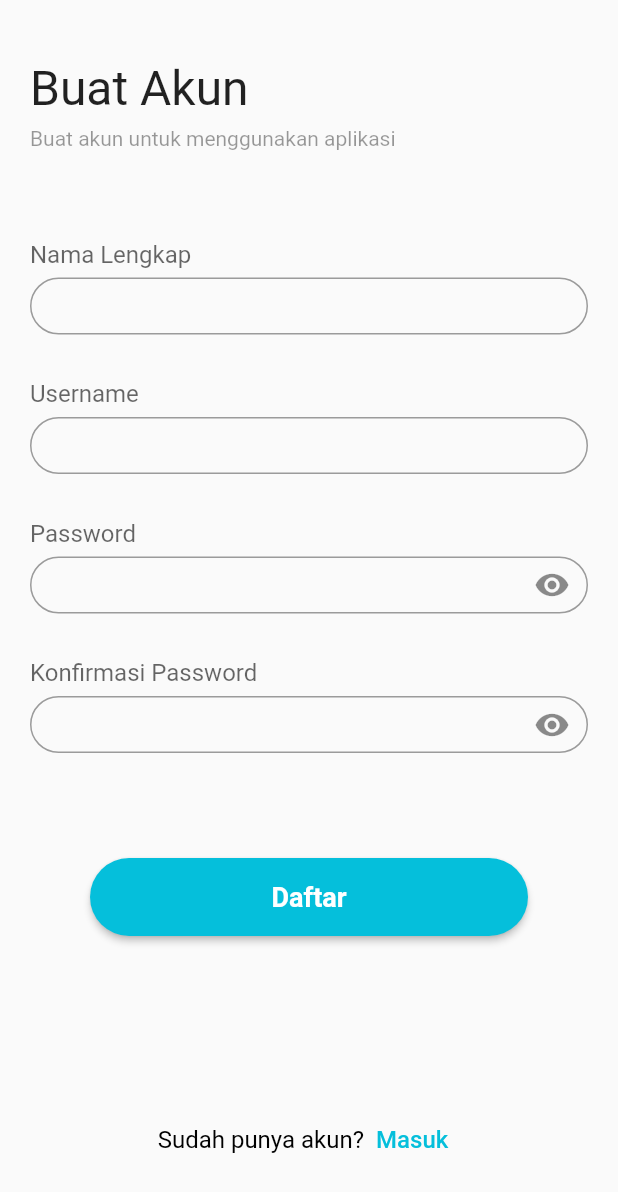
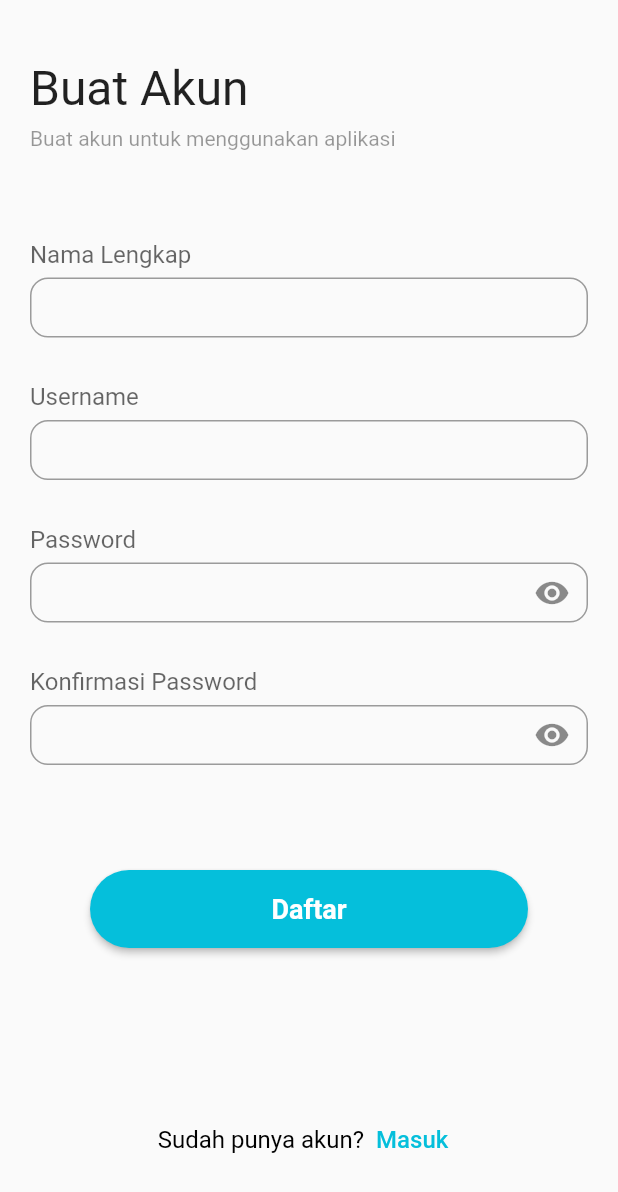
Before and after one commit to shandikadav/jogjatour, a Flutter app: the screen it shows after launch, after a tap on "Buat akun", on a phone screen of 412 x 824 dp. Shown: the top 1192 px of the screen. Run offline on Flutter 3.47's test engine with Material 2 defaults, Android fonts, the light colour scheme and no system bars; our stand-ins replace carousel_slider.

Commit message:
updating textfield

```diff
--- a/lib/pages/forgotpass_page.dart
+++ b/lib/pages/forgotpass_page.dart
@@ -43,12 +43,12 @@ class ForgotPassPage extends StatelessWidget {
                       height: 6,
                     ),
                     SizedBox(
-                      height: 38,
+                      height: 40,
                       child: TextField(
                         decoration: InputDecoration(
                             contentPadding: EdgeInsets.all(10),
                             border: OutlineInputBorder(
-                                borderRadius: BorderRadius.circular(25.0))),
+                                borderRadius: BorderRadius.circular(12.0))),
                       ),
                     ),
                     SizedBox(
--- a/lib/pages/signin_page.dart
+++ b/lib/pages/signin_page.dart
@@ -45,12 +45,12 @@ class SignInPages extends StatelessWidget {
                       height: 6,
                     ),
                     SizedBox(
-                      height: 38,
+                      height: 40,
                       child: TextField(
                         decoration: InputDecoration(
                             contentPadding: EdgeInsets.all(10),
                             border: OutlineInputBorder(
-                                borderRadius: BorderRadius.circular(25.0))),
+                                borderRadius: BorderRadius.circular(12.0))),
                       ),
                     ),
                     SizedBox(
@@ -65,13 +65,13 @@ class SignInPages extends StatelessWidget {
                       height: 6,
                     ),
                     SizedBox(
-                      height: 38,
+                      height: 40,
                       child: TextField(
                         decoration: InputDecoration(
                             contentPadding: EdgeInsets.all(10),
                             suffixIcon: Icon(Icons.remove_red_eye),
                             border: OutlineInputBorder(
-                                borderRadius: BorderRadius.circular(25.0))),
+                                borderRadius: BorderRadius.circular(12.0))),
                         obscureText: true,
                       ),
                     ),
--- a/lib/pages/signup_page.dart
+++ b/lib/pages/signup_page.dart
@@ -1,5 +1,4 @@
 import 'package:flutter/services.dart';
-import 'package:jogjatour/pages/main_pages.dart';
 import 'package:flutter/material.dart';
 import 'package:jogjatour/pages/signin_page.dart';
 
@@ -44,12 +43,12 @@ class SignUpPage extends StatelessWidget {
                       height: 6,
                     ),
                     SizedBox(
-                      height: 38,
+                      height: 40,
                       child: TextField(
                         decoration: InputDecoration(
                             contentPadding: EdgeInsets.all(10),
                             border: OutlineInputBorder(
-                                borderRadius: BorderRadius.circular(25.0))),
+                                borderRadius: BorderRadius.circular(12.0))),
                       ),
                     ),
                     SizedBox(
@@ -64,12 +63,12 @@ class SignUpPage extends StatelessWidget {
                       height: 6,
                     ),
                     SizedBox(
-                      height: 38,
+                      height: 40,
                       child: TextField(
                         decoration: InputDecoration(
                             contentPadding: EdgeInsets.all(10),
                             border: OutlineInputBorder(
-                                borderRadius: BorderRadius.circular(25.0))),
+                                borderRadius: BorderRadius.circular(12.0))),
                       ),
                     ),
                     SizedBox(
@@ -84,13 +83,13 @@ class SignUpPage extends StatelessWidget {
                       height: 6,
                     ),
                     SizedBox(
-                      height: 38,
+                      height: 40,
                       child: TextField(
                         decoration: InputDecoration(
                             contentPadding: EdgeInsets.all(10),
                             suffixIcon: Icon(Icons.remove_red_eye),
                             border: OutlineInputBorder(
-                                borderRadius: BorderRadius.circular(25.0))),
+                                borderRadius: BorderRadius.circular(12.0))),
                         obscureText: true,
                       ),
                     ),
@@ -106,13 +105,13 @@ class SignUpPage extends StatelessWidget {
                       height: 6,
                     ),
                     SizedBox(
-                      height: 38,
+                      height: 40,
                       child: TextField(
                         decoration: InputDecoration(
                             contentPadding: EdgeInsets.all(10),
                             suffixIcon: Icon(Icons.remove_red_eye),
                             border: OutlineInputBorder(
-                                borderRadius: BorderRadius.circular(25.0))),
+                                borderRadius: BorderRadius.circular(12.0))),
                         obscureText: true,
                       ),
                     ),
@@ -122,12 +121,7 @@ class SignUpPage extends StatelessWidget {
                     Padding(
                       padding: const EdgeInsets.symmetric(horizontal: 40),
                       child: ElevatedButton(
-                        onPressed: () {
-                          Navigator.push(
-                              context,
-                              MaterialPageRoute(
-                                  builder: ((context) => const MainPages())));
-                        },
+                        onPressed: () {},
                         child: Text(
                           "Daftar",
                           style: TextStyle(
```
